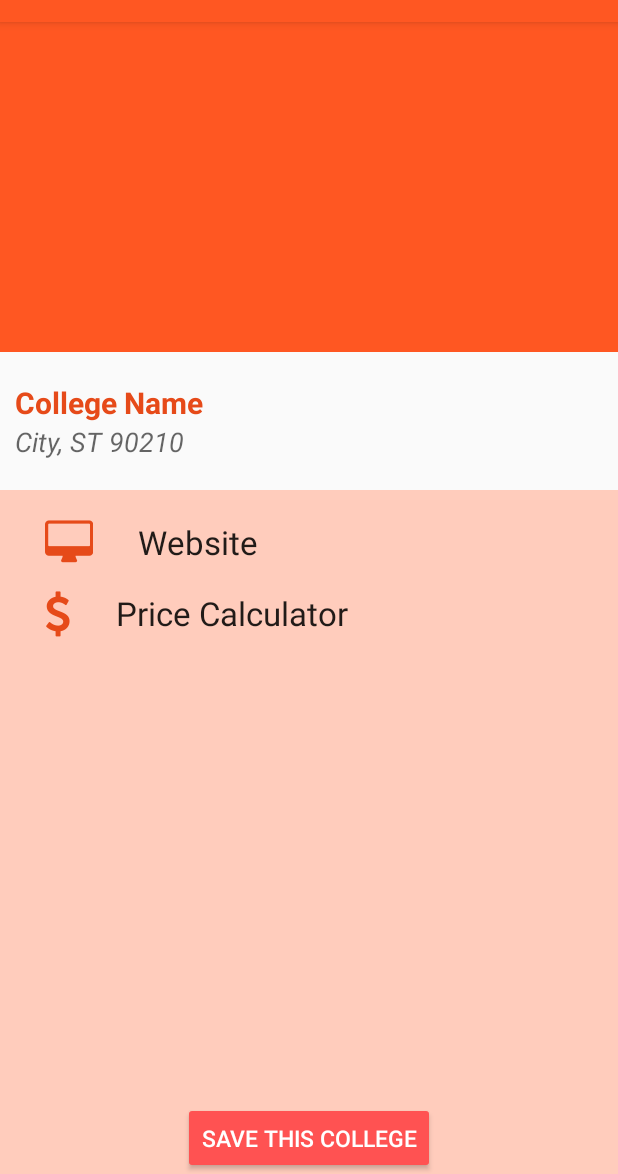
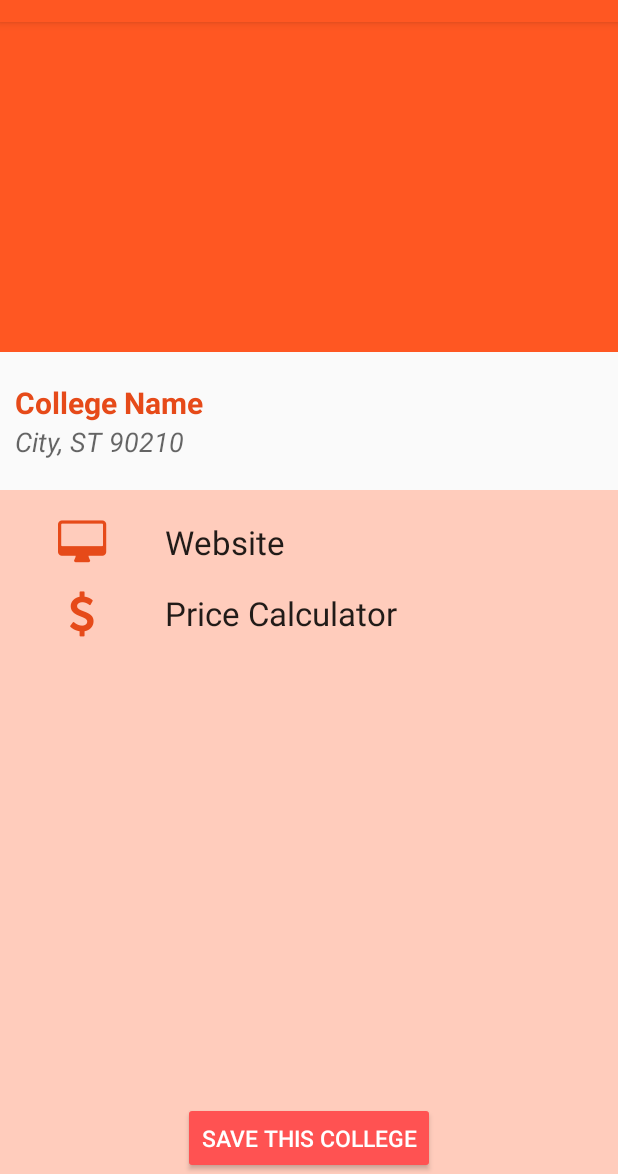
Before and after one commit to JeffreyRuder/CCNearMe, an Android app: the fragment CollegeDetailFragment shown on its own in the app's theme, on a phone screen of 412 x 824 dp, the part 62-1236 px from its top. Run offline under Robolectric (Android 15) with nearby library versions, the phone set to English and light mode, and no system bars; our stand-ins replace ButterKnife, Picasso; libraries missing offline, so code that uses them is left out: org.parceler; pictures from the network do not load; 4 statements that could not run were skipped.

```diff
--- a/app/src/main/java/com/epicodus/ccnearme/services/StaticMapsService.java
+++ b/app/src/main/java/com/epicodus/ccnearme/services/StaticMapsService.java
@@ -1,6 +1,4 @@
 package com.epicodus.ccnearme.services;
-
-import android.content.Context;
 
 import com.epicodus.ccnearme.models.College;
 
--- a/app/src/main/res/layout/fragment_college_detail.xml
+++ b/app/src/main/res/layout/fragment_college_detail.xml
@@ -72,11 +72,12 @@
                     android:layout_height="wrap_content">
 
                     <com.epicodus.ccnearme.views.FontAwesomeIconTextView
-                        android:layout_width="wrap_content"
+                        android:layout_width="50dp"
                         android:layout_height="wrap_content"
                         android:text="&#xf108;"
                         android:textSize="30sp"
                         android:onClick="onClick"
+                        android:textAlignment="center"
                         android:clickable="true"
                         android:id="@+id/websiteIcon"
                         android:textColor="@color/colorPrimaryDark" />
@@ -99,10 +100,11 @@
                     android:id="@+id/priceCalculatorLayout">
 
                     <com.epicodus.ccnearme.views.FontAwesomeIconTextView
-                        android:layout_width="wrap_content"
+                        android:layout_width="50dp"
                         android:layout_height="wrap_content"
                         android:text="&#xf155;"
                         android:textSize="30sp"
+                        android:textAlignment="center"
                         android:id="@+id/priceCalculatorIcon"
                         android:onClick="onClick"
                         android:clickable="true"
```
Also changed, not shown: app/src/main/java/com/epicodus/ccnearme/ui/CollegeDetailFragment.java (+5 -2 lines).
